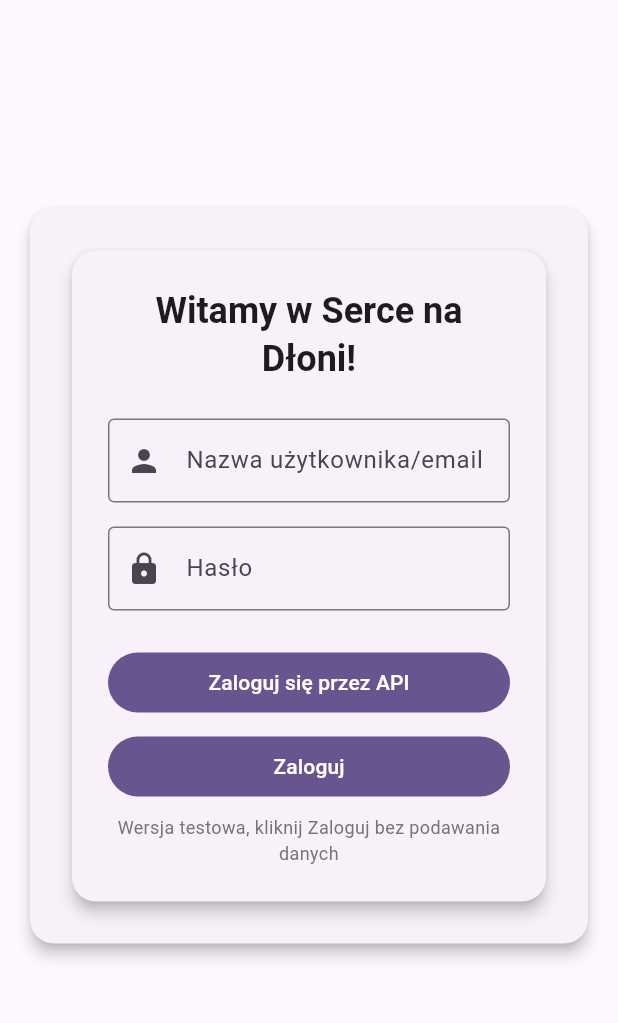
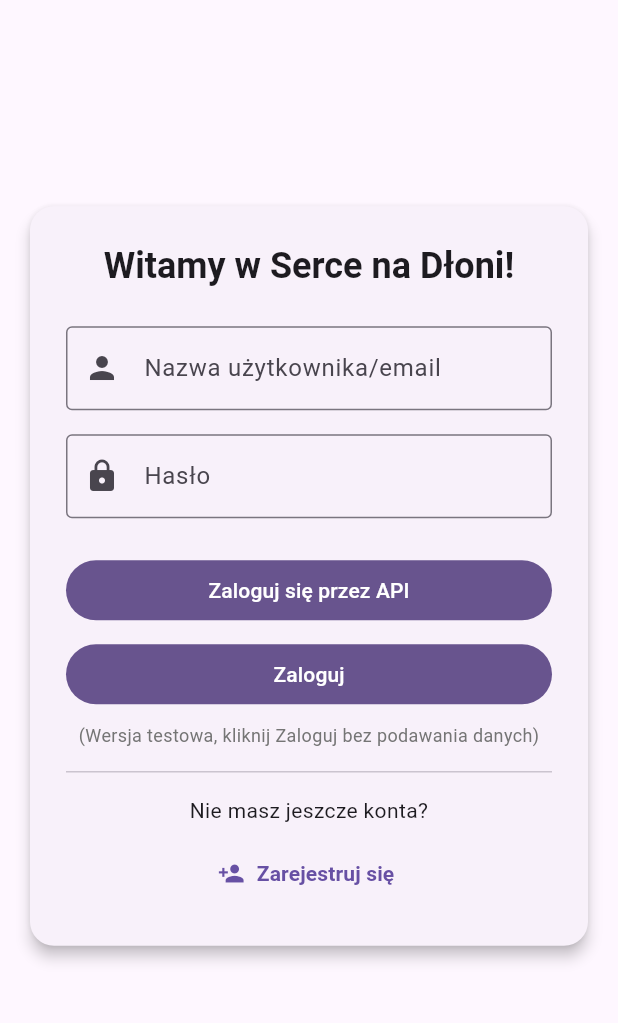
Before and after one commit to n-turowska/serce_na_dloni, a Flutter app: the screen it shows after launch, on a phone screen of 412 x 824 dp, the part 84-1107 px from its top. Run offline on Flutter 3.47's test engine with Material 3 defaults, Android fonts, the phone set to English and light mode, and no system bars; our stand-ins replace flutter_riverpod, flutter_secure_storage, pdf, sqflite; accounts and stored records are empty.

Commit message:
Dodanie opcji wylogowania i powrotu do ekranu "logowanie".

```diff
--- a/lib/konto.dart
+++ b/lib/konto.dart
@@ -319,14 +319,13 @@ class _KontoState extends ConsumerState<Konto> {
             //GUZIK WYLOGUJ
             OutlinedButton.icon(
               onPressed: () {
-                // Miejsce na logikę wylogowania w przyszłości
-                print("Kliknięto: Wyloguj się");
+                Navigator.pushNamed(context, '/logowanie');
               },
               icon: const Icon(Icons.logout, color: Colors.red),
               label: const Text("Wyloguj się", style: TextStyle(color: Colors.red)),
               style: OutlinedButton.styleFrom(
                 padding: const EdgeInsets.symmetric(vertical: 14.0),
-                side: const BorderSide(color: Colors.red), // Czerwona ramka
+                side: const BorderSide(color: Colors.red),
               ), // styleFrom
             ),
 
--- a/lib/logowanie.dart
+++ b/lib/logowanie.dart
@@ -71,17 +71,8 @@ class _LogowanieState extends ConsumerState<Logowanie> {
             shape: RoundedRectangleBorder(
               borderRadius: BorderRadius.circular(16),
             ),
-
             child: Padding(
               padding: const EdgeInsets.all(24.0),
-              child: Card(
-                elevation: 4,
-                shape: RoundedRectangleBorder(
-                borderRadius: BorderRadius.circular(16),
-                ),
-                child: Padding(
-                  padding: const EdgeInsets.all(24.0),
-
                   child: Form(
                     key: _formKey,
 
@@ -148,10 +139,30 @@ class _LogowanieState extends ConsumerState<Logowanie> {
                   const SizedBox(height: 8),
 
                   Text(
-                    'Wersja testowa, kliknij Zaloguj bez podawania danych',
+                    '(Wersja testowa, kliknij Zaloguj bez podawania danych)',
                     style: TextStyle(color: Colors.grey[600], fontSize: 12),
                     textAlign: TextAlign.center,
                   ),
+
+                  const SizedBox(height: 8),
+                    const Divider(),
+                    const SizedBox(height: 8),
+                    const Text(
+                      'Nie masz jeszcze konta?',
+                      textAlign: TextAlign.center,
+                      style: TextStyle(fontSize: 14),
+                    ),
+                    const SizedBox(height: 8),
+                    TextButton.icon(
+                      onPressed: () {
+                        Navigator.pushNamed(context, '/rejestracja');
+                      },
+                      icon: const Icon(Icons.person_add, color: Color(0xFF6750A4)),
+                      label: const Text(
+                        'Zarejestruj się',
+                        style: TextStyle(color: Color(0xFF6750A4), fontWeight: FontWeight.bold),
+                      ),
+                    ),
                 ],
               ),
             ),
@@ -159,8 +170,6 @@ class _LogowanieState extends ConsumerState<Logowanie> {
         ),
       ),
     ),
-    ),
-    ),
     );
   }
 }
--- a/lib/main.dart
+++ b/lib/main.dart
@@ -5,6 +5,7 @@ import 'startowy.dart';
 import 'pomiary.dart';
 import 'konto.dart';
 import 'logowanie.dart';
+import 'rejestracja.dart';
 
 void main() {
   runApp(const ProviderScope(child: MyApp()));
@@ -23,6 +24,7 @@ class MyApp extends StatelessWidget {
       home: const Logowanie(),
       routes: {
         '/logowanie': (context) => const Logowanie(),
+        '/rejestracja': (context) => const Rejestracja(),
         '/startowy': (context) => const MyHomePage(),
         '/blog': (context) => const Blog(),
         '/pomiary': (context) => const Pomiary(),
```
